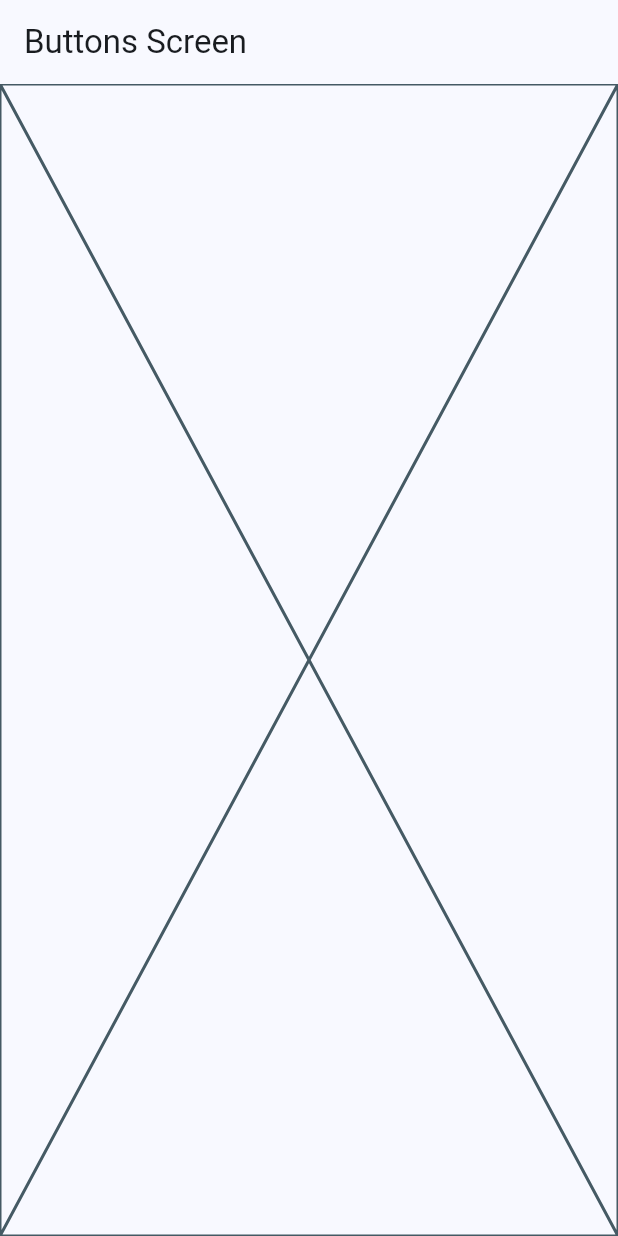
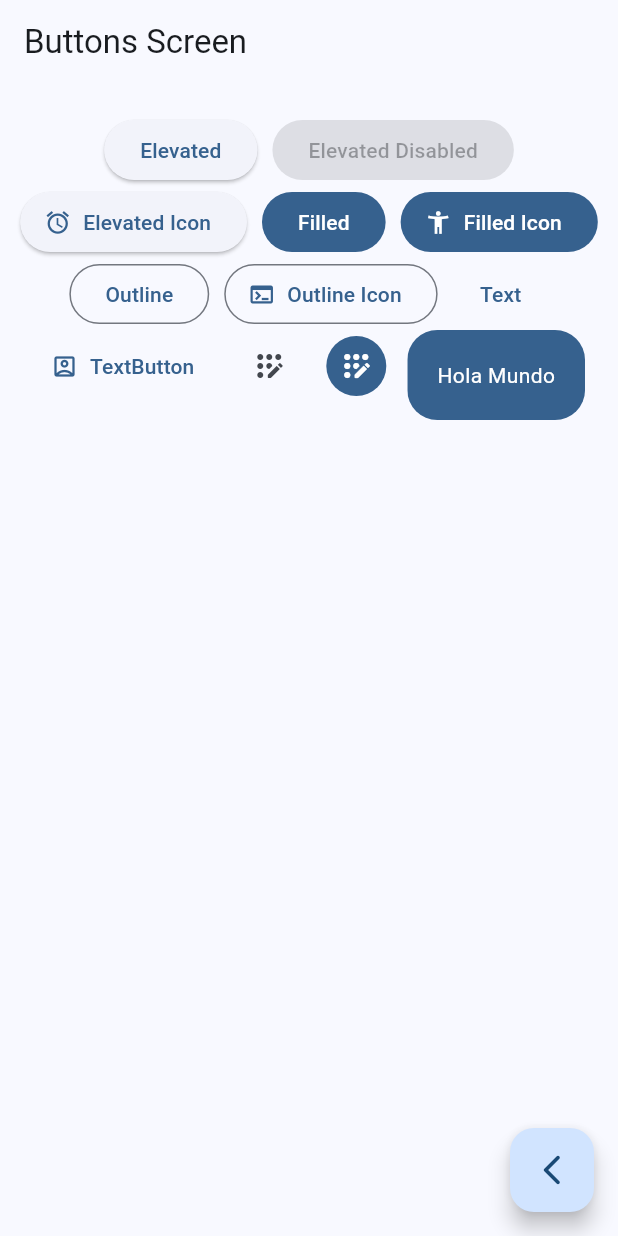
Before and after one commit to RolandoCutie/widgets_app, a Flutter app: the ButtonsScreen screen opened by its route, on a phone screen of 412 x 824 dp. Run offline on Flutter 3.47's test engine with Material 2 defaults, Android fonts, the phone set to English and light mode, and no system bars; our stand-ins replace go_router.

Commit message:
buttons screen finished

```diff
--- a/lib/presentation/screens/buttons/buttons_screen.dart
+++ b/lib/presentation/screens/buttons/buttons_screen.dart
@@ -10,7 +10,93 @@ class ButtonsScreen extends StatelessWidget {
       appBar: AppBar(
         title: const Text("Buttons Screen"),
       ),
-      body: const Placeholder(),
+      body: const _ButtonsView(),
+      floatingActionButton: FloatingActionButton(
+        onPressed: () {},
+        child: const Icon(Icons.arrow_back_ios_new_rounded),
+      ),
     );
   }
 }
+
+class _ButtonsView extends StatelessWidget {
+  const _ButtonsView();
+
+  @override
+  Widget build(BuildContext context) {
+    final colors = Theme.of(context).colorScheme;
+    return SizedBox(
+      width: double.infinity,
+      child: Padding(
+        padding: const EdgeInsets.symmetric(horizontal: 10, vertical: 20),
+        child: SizedBox(
+          child: Wrap(
+            alignment: WrapAlignment.center,
+            spacing: 10,
+            children: [
+              ElevatedButton(onPressed: () {}, child: const Text("Elevated")),
+              const ElevatedButton(
+                  onPressed: null, child: Text("Elevated Disabled")),
+              ElevatedButton.icon(
+                  onPressed: () {},
+                  icon: const Icon(Icons.access_alarm_outlined),
+                  label: const Text("Elevated Icon")),
+              FilledButton(onPressed: () {}, child: const Text("Filled")),
+              FilledButton.icon(
+                  onPressed: () {},
+                  label: const Text("Filled Icon"),
+                  icon: const Icon(Icons.accessibility_new)),
+              OutlinedButton(onPressed: () {}, child: const Text("Outline")),
+              OutlinedButton.icon(
+                  onPressed: () {},
+                  label: const Text("Outline Icon"),
+                  icon: const Icon(Icons.terminal)),
+              TextButton(onPressed: () {}, child: const Text("Text")),
+              TextButton.icon(
+                  onPressed: () {},
+                  label: const Text("TextButton"),
+                  icon: const Icon(Icons.account_box_outlined)),
+              IconButton(
+                  onPressed: () {},
+                  icon: const Icon(Icons.app_registration_rounded)),
+              IconButton(
+                onPressed: () {},
+                icon: const Icon(Icons.app_registration_rounded),
+                style: ButtonStyle(
+                    iconColor: const MaterialStatePropertyAll(Colors.white),
+                    backgroundColor: MaterialStatePropertyAll(colors.primary)),
+              ),
+              const CustomButton(),
+            ],
+          ),
+        ),
+      ),
+    );
+  }
+}
+
+class CustomButton extends StatelessWidget {
+  const CustomButton({super.key});
+
+  @override
+  Widget build(BuildContext context) {
+    final colors = Theme.of(context).colorScheme;
+
+    return ClipRRect(
+      borderRadius: BorderRadius.circular(20),
+      child: Material(
+        color: colors.primary,
+        child: InkWell(
+          onTap: (){},
+          child: const Padding(
+            padding: EdgeInsets.symmetric(horizontal: 20, vertical: 20),
+            child: Text(
+              'Hola Mundo',
+              style: TextStyle(color: Colors.white),
+            ),
+          ),
+        ),
+      ),
+    );
+  }
+}
--- a/lib/presentation/screens/home/home_screen.dart
+++ b/lib/presentation/screens/home/home_screen.dart
@@ -19,9 +19,7 @@ class HomeScreen extends StatelessWidget {
 }
 
 class _HomeView extends StatelessWidget {
-  const _HomeView({
-    super.key,
-  });
+  const _HomeView();
 
   @override
   Widget build(BuildContext context) {
@@ -37,7 +35,6 @@ class _HomeView extends StatelessWidget {
 
 class _CustomListTile extends StatelessWidget {
   const _CustomListTile({
-    super.key,
     required this.menuItem,
   });
 
```
